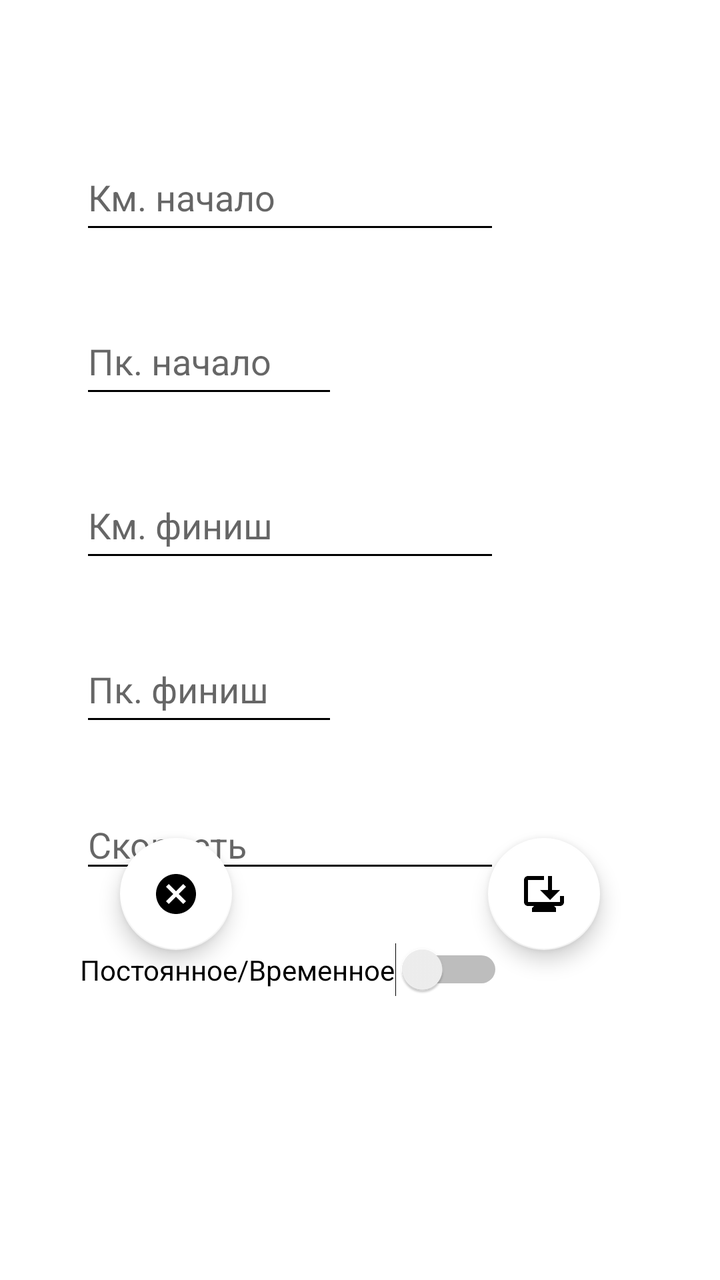
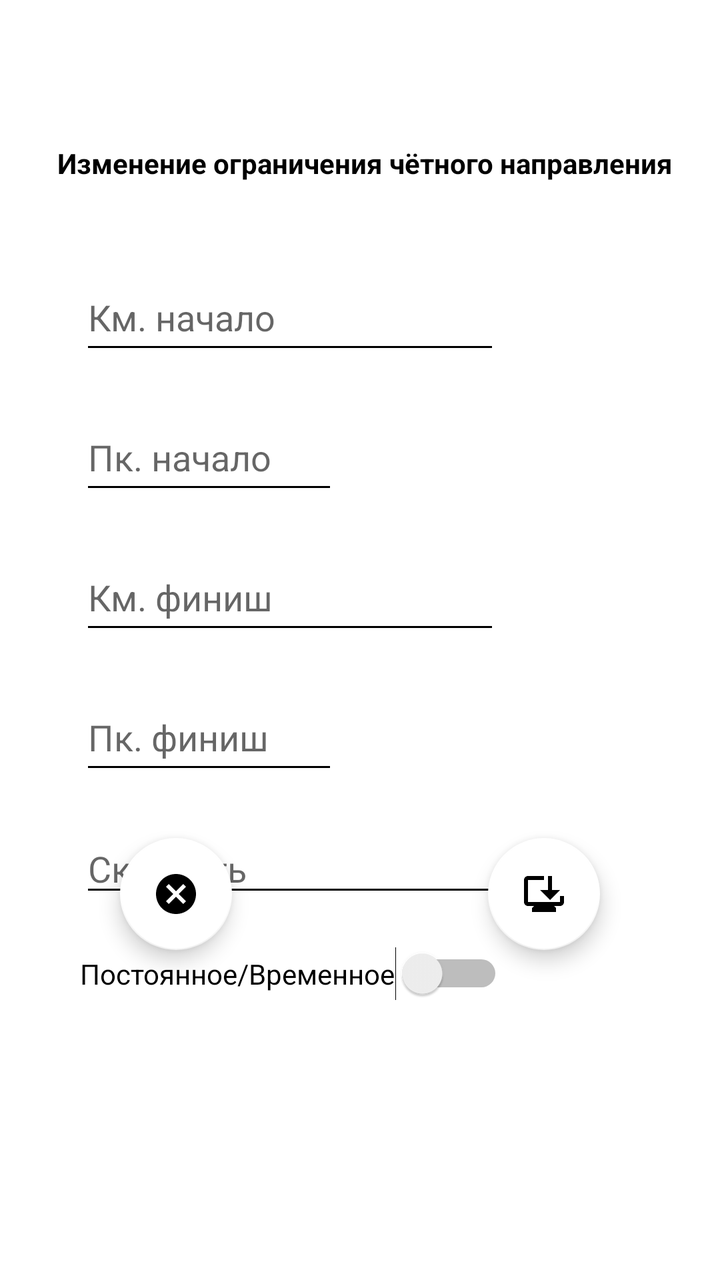

An Android layout rendered at two revisions. The XML below is the earlier revision; the diff shows what the commit changed to produce the second picture.
<!-- AndroidManifest.xml: application theme Base.Theme.My_Gps_Assistant -->
<!-- res/layout/fragment_update_limitations_chet.xml -->
<?xml version="1.0" encoding="utf-8"?>
<androidx.constraintlayout.widget.ConstraintLayout xmlns:android="http://schemas.android.com/apk/res/android"
    xmlns:app="http://schemas.android.com/apk/res-auto"
    xmlns:tools="http://schemas.android.com/tools"
    android:layout_width="match_parent"
    android:layout_height="match_parent"
    android:background="#FFFFFF"
    tools:context=".fragments.chet.limitation.update.UpdateLimitationsFragmentChet">

    <EditText
        android:id="@+id/ed_update_start_limitations_chet"
        android:layout_width="0dp"
        android:layout_height="50dp"
        android:layout_marginStart="40dp"
        android:layout_marginTop="72dp"
        android:ems="10"
        android:hint="@string/fragment_update_km_start_limitations_chet"
        android:importantForAutofill="no"
        android:inputType="number"
        android:maxLength="4"
        android:textColor="#000000"
        app:layout_constraintStart_toStartOf="parent"
        app:layout_constraintTop_toTopOf="parent"
        tools:ignore="HardcodedText,TextContrastCheck" />

    <EditText
        android:id="@+id/ed_update_pk_start_limitations_chet"
        android:layout_width="129dp"
        android:layout_height="50dp"
        android:layout_marginTop="32dp"
        android:ems="10"
        android:hint="@string/fragment_update_pk_start_limitations_chet"
        android:inputType="number"
        android:maxLength="2"
        android:textColor="#000000"
        app:layout_constraintEnd_toEndOf="@+id/ed_update_start_limitations_chet"
        app:layout_constraintHorizontal_bias="0.0"
        app:layout_constraintStart_toStartOf="@+id/ed_update_start_limitations_chet"
        app:layout_constraintTop_toBottomOf="@+id/ed_update_start_limitations_chet"
        tools:ignore="Autofill,HardcodedText,MissingConstraints,TextContrastCheck" />

    <EditText
        android:id="@+id/ed_update_finish_limitations_chet"
        android:layout_width="0dp"
        android:layout_height="50dp"
        android:layout_marginTop="32dp"
        android:ems="10"
        android:hint="@string/fragment_update_km_finish_limitations_chet"
        android:importantForAutofill="no"
        android:inputType="number"
        android:maxLength="4"
        android:textColor="#000000"
        app:layout_constraintStart_toStartOf="@+id/ed_update_pk_start_limitations_chet"
        app:layout_constraintTop_toBottomOf="@+id/ed_update_pk_start_limitations_chet"
        tools:ignore="HardcodedText,TextContrastCheck" />

    <EditText
        android:id="@+id/ed_update_pk_finish_limitations_chet"
        android:layout_width="129dp"
        android:layout_height="50dp"
        android:layout_marginTop="32dp"
        android:ems="10"
        android:hint="@string/fragment_update_pk_finish_limitations_chet"
        android:inputType="number"
        android:maxLength="2"
        android:textColor="#000000"
        app:layout_constraintStart_toStartOf="@+id/ed_update_finish_limitations_chet"
        app:layout_constraintTop_toBottomOf="@+id/ed_update_finish_limitations_chet"
        tools:ignore="Autofill,HardcodedText,MissingConstraints,TextContrastCheck" />

    <com.google.android.material.floatingactionbutton.FloatingActionButton
        android:id="@+id/fb_update_save_limitations_chet"
        android:layout_width="wrap_content"
        android:layout_height="wrap_content"
        android:layout_marginEnd="60dp"
        android:layout_marginBottom="165dp"
        android:clickable="true"
        android:focusable="true"
        android:src="@drawable/is_update_save_redacktor_chet"
        app:backgroundTint="@color/white"
        app:layout_constraintBottom_toBottomOf="parent"
        app:layout_constraintEnd_toEndOf="parent"
        tools:ignore="ContentDescription,SpeakableTextPresentCheck" />

    <com.google.android.material.floatingactionbutton.FloatingActionButton
        android:id="@+id/fb_update_cancel_limitations_chet"
        android:layout_width="wrap_content"
        android:layout_height="wrap_content"
        android:layout_marginStart="60dp"
        android:layout_marginBottom="165dp"
        android:clickable="true"
        android:focusable="true"
        android:src="@drawable/is_update_cancel_redacktor_chet"
        app:backgroundTint="@color/white"
        app:layout_constraintBottom_toBottomOf="parent"
        app:layout_constraintStart_toStartOf="parent"
        tools:ignore="ContentDescription,SpeakableTextPresentCheck" />

    <EditText
        android:id="@+id/ed_update_speed_limitations_chet"
        android:layout_width="wrap_content"
        android:layout_height="wrap_content"
        android:layout_marginTop="32dp"
        android:ems="10"
        android:hint="@string/fragment_update_speed_limitations_chet"
        android:inputType="number"
        android:maxLength="2"
        android:textColor="#000000"
        app:layout_constraintStart_toStartOf="@+id/ed_update_pk_finish_limitations_chet"
        app:layout_constraintTop_toBottomOf="@+id/ed_update_pk_finish_limitations_chet"
        tools:ignore="Autofill,TextContrastCheck,TouchTargetSizeCheck" />

    <EditText
        android:id="@+id/editLimitationChetUpdateSwitch"
        android:visibility="gone"
        android:layout_width="wrap_content"
        android:layout_height="wrap_content"
        android:layout_marginTop="50dp"
        android:ems="10"
        android:inputType="number"
        android:maxLength="2"
        android:textColor="#000000"
        app:layout_constraintStart_toStartOf="@+id/ed_update_speed_limitations_chet"
        app:layout_constraintTop_toBottomOf="@+id/ed_update_speed_limitations_chet"
        tools:ignore="Autofill,HardcodedText,TouchTargetSizeCheck" />

    <Switch
        android:id="@+id/switchLimitationChetUpdate"
        android:layout_width="wrap_content"
        android:layout_height="wrap_content"
        android:layout_marginTop="30dp"
        android:text="Постоянное/Временное"
        app:layout_constraintStart_toStartOf="@+id/ed_update_speed_limitations_chet"
        app:layout_constraintTop_toBottomOf="@+id/ed_update_speed_limitations_chet"
        tools:ignore="HardcodedText,UseSwitchCompatOrMaterialXml,TouchTargetSizeCheck" />

</androidx.constraintlayout.widget.ConstraintLayout>
<!-- resources referenced by this layout -->
<resources>
  <color name="white">#FFFFFFFF</color>
  <!-- drawable is_update_cancel_redacktor_chet (drawable) -->
  <vector xmlns:android="http://schemas.android.com/apk/res/android" android:height="24dp" android:tint="#52ED27" android:viewportHeight="24" android:viewportWidth="24" android:width="24dp">
        
      <path android:fillColor="@android:color/white" android:pathData="M12,2C6.47,2 2,6.47 2,12s4.47,10 10,10 10,-4.47 10,-10S17.53,2 12,2zM17,15.59L15.59,17 12,13.41 8.41,17 7,15.59 10.59,12 7,8.41 8.41,7 12,10.59 15.59,7 17,8.41 13.41,12 17,15.59z"/>
      
  </vector>
  <!-- drawable is_update_save_redacktor_chet (drawable) -->
  <vector xmlns:android="http://schemas.android.com/apk/res/android" android:height="24dp" android:tint="#52ED27" android:viewportHeight="24" android:viewportWidth="24" android:width="24dp">
        
      <path android:fillColor="@android:color/white" android:pathData="M22,13v3c0,1.1 -0.9,2 -2,2h-3l1,1v2H6v-2l1,-1H4c-1.1,0 -2,-0.9 -2,-2V5c0,-1.1 0.9,-2 2,-2l8,0v2L4,5v11h16v-3H22zM15,15l-5,-5h4V3h2v7h4L15,15z"/>
      
  </vector>
  <string name="fragment_update_km_finish_limitations_chet">Км. финиш</string>
  <string name="fragment_update_km_start_limitations_chet">Км. начало</string>
  <string name="fragment_update_pk_finish_limitations_chet">Пк. финиш</string>
  <string name="fragment_update_pk_start_limitations_chet">Пк. начало</string>
  <string name="fragment_update_speed_limitations_chet">Скорость</string>
  <style name="Base.Theme.My_Gps_Assistant" parent="Theme.MaterialComponents.Light.NoActionBar">
          
          <item name="colorPrimary">@color/black</item>
          <item name="colorPrimaryVariant">@color/lavender</item>
          <item name="colorOnPrimary">@color/white</item>
  
          <item name="colorSecondary">@color/teal_200</item>
          <item name="colorSecondaryVariant">@color/teal_700</item>
          <item name="colorOnSecondary">@color/black</item>
  
          <item name="android:statusBarColor">@color/lavender</item>
  
  
          <item name="android:windowFullscreen">true</item>
  
          <item name="android:textColorPrimary">@color/black</item>
          <item name="android:textColorSecondary">@color/black</item>
          <item name="android:textColorTertiary">@color/black</item>
  
  
  
  
  
  
  
      </style>
  <color name="black">#FF000000</color>
  <color name="lavender">#8692f7</color>
  <color name="teal_200">#D58DD5</color>
  <color name="teal_700">#00C2EF</color>
</resources>

<!-- the commit's change to res/layout/fragment_update_limitations_chet.xml (unified diff, before → after) -->
@@ -12,7 +12,7 @@
         android:layout_width="0dp"
         android:layout_height="50dp"
         android:layout_marginStart="40dp"
-        android:layout_marginTop="72dp"
+        android:layout_marginTop="20dp"
         android:ems="10"
         android:hint="@string/fragment_update_km_start_limitations_chet"
         android:importantForAutofill="no"
@@ -20,14 +20,14 @@
         android:maxLength="4"
         android:textColor="#000000"
         app:layout_constraintStart_toStartOf="parent"
-        app:layout_constraintTop_toTopOf="parent"
+        app:layout_constraintTop_toBottomOf="@+id/textView27"
         tools:ignore="HardcodedText,TextContrastCheck" />
 
     <EditText
         android:id="@+id/ed_update_pk_start_limitations_chet"
         android:layout_width="129dp"
         android:layout_height="50dp"
-        android:layout_marginTop="32dp"
+        android:layout_marginTop="20dp"
         android:ems="10"
         android:hint="@string/fragment_update_pk_start_limitations_chet"
         android:inputType="number"
@@ -43,7 +43,7 @@
         android:id="@+id/ed_update_finish_limitations_chet"
         android:layout_width="0dp"
         android:layout_height="50dp"
-        android:layout_marginTop="32dp"
+        android:layout_marginTop="20dp"
         android:ems="10"
         android:hint="@string/fragment_update_km_finish_limitations_chet"
         android:importantForAutofill="no"
@@ -58,7 +58,7 @@
         android:id="@+id/ed_update_pk_finish_limitations_chet"
         android:layout_width="129dp"
         android:layout_height="50dp"
-        android:layout_marginTop="32dp"
+        android:layout_marginTop="20dp"
         android:ems="10"
         android:hint="@string/fragment_update_pk_finish_limitations_chet"
         android:inputType="number"
@@ -100,7 +100,7 @@
         android:id="@+id/ed_update_speed_limitations_chet"
         android:layout_width="wrap_content"
         android:layout_height="wrap_content"
-        android:layout_marginTop="32dp"
+        android:layout_marginTop="20dp"
         android:ems="10"
         android:hint="@string/fragment_update_speed_limitations_chet"
         android:inputType="number"
@@ -128,10 +128,22 @@
         android:id="@+id/switchLimitationChetUpdate"
         android:layout_width="wrap_content"
         android:layout_height="wrap_content"
-        android:layout_marginTop="30dp"
+        android:layout_marginTop="20dp"
         android:text="Постоянное/Временное"
         app:layout_constraintStart_toStartOf="@+id/ed_update_speed_limitations_chet"
         app:layout_constraintTop_toBottomOf="@+id/ed_update_speed_limitations_chet"
         tools:ignore="HardcodedText,UseSwitchCompatOrMaterialXml,TouchTargetSizeCheck" />
 
+    <TextView
+        android:id="@+id/textView27"
+        android:layout_width="325dp"
+        android:layout_height="40dp"
+        android:layout_marginStart="20dp"
+        android:layout_marginTop="72dp"
+        android:text="@string/zagolovok_update_limitation_chet"
+        android:textAlignment="center"
+        android:textStyle="bold"
+        app:layout_constraintStart_toStartOf="parent"
+        app:layout_constraintTop_toTopOf="parent" />
+
 </androidx.constraintlayout.widget.ConstraintLayout>
<!-- resource entries referenced after the edit -->
@@ -18,6 +18,7 @@
   <string name="fragment_update_pk_finish_limitations_chet">Пк. финиш</string>
   <string name="fragment_update_pk_start_limitations_chet">Пк. начало</string>
   <string name="fragment_update_speed_limitations_chet">Скорость</string>
+  <string name="zagolovok_update_limitation_chet">Изменение ограничения чётного направления</string>
   <style name="Base.Theme.My_Gps_Assistant" parent="Theme.MaterialComponents.Light.NoActionBar">
           
           <item name="colorPrimary">@color/black</item>
